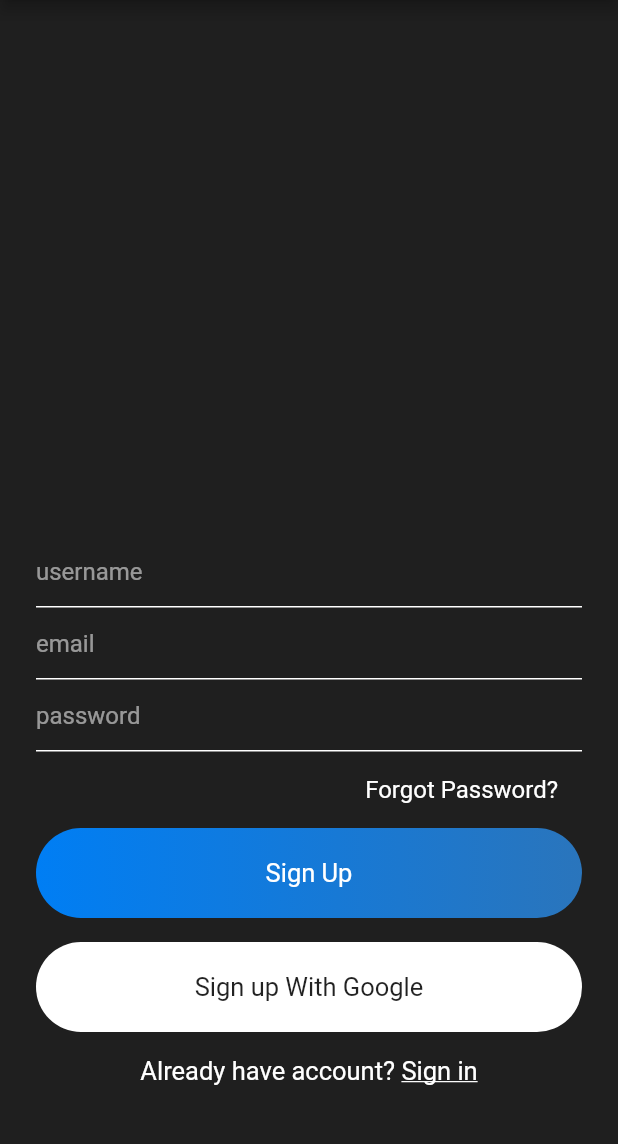
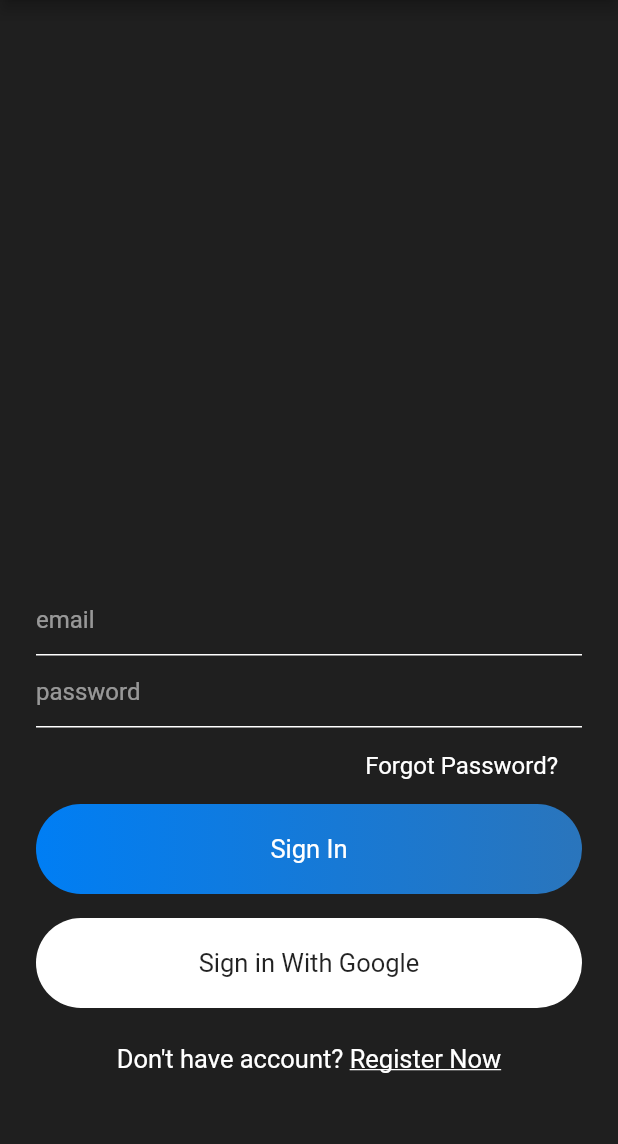
Before and after one commit to zarte13/android-apps, a Flutter app: the screen it shows after launch, on a phone screen of 412 x 824 dp, the part 84-1228 px from its top. Run offline on Flutter 3.47's test engine with Material 2 defaults, Android fonts, the phone set to English and light mode, and no system bars; our stand-ins replace cloud_firestore, firebase_auth, flutter_spinkit; missing offline and left inert: lipsum; accounts and stored records are empty.

Commit message:
4.0 finished signin and signup

```diff
--- /dev/null
+++ b/first_chat_app/lib/helper/authenticate.dart
@@ -0,0 +1,32 @@
+import 'package:first_chat_app/views/signin.dart';
+import 'package:first_chat_app/views/signup.dart';
+import 'package:flutter/material.dart';
+
+
+class Authenticate extends StatefulWidget {
+  @override
+  _AuthenticateState createState() => _AuthenticateState();
+}
+
+class _AuthenticateState extends State<Authenticate> {
+
+bool showSignIn = true;
+
+void toggleView(){
+  setState(() {
+    showSignIn = !showSignIn;
+  });
+}
+
+
+  @override
+  Widget build(BuildContext context) {
+    if(showSignIn){
+      return SignIn(toggleView);
+    }else{
+      return SignUp(toggleView);
+
+
+    }
+  }
+}
--- a/first_chat_app/lib/main.dart
+++ b/first_chat_app/lib/main.dart
@@ -1,5 +1,5 @@
 // import 'package:first_chat_app/views/signin.dart';
-import 'package:first_chat_app/views/signup.dart';
+import 'package:first_chat_app/helper/authenticate.dart';
 import 'package:flutter/material.dart';
 
 void main() {
@@ -24,7 +24,7 @@ class MyApp extends StatelessWidget {
 
         visualDensity: VisualDensity.adaptivePlatformDensity,
       ),
-      home: SignUp(),
+      home: Authenticate(),
     );
   }
 }
--- a/first_chat_app/lib/views/conversation_screen.dart
+++ b/first_chat_app/lib/views/conversation_screen.dart
@@ -1,12 +1,12 @@
 import 'package:flutter/material.dart';
 
 
-class ChatRoom extends StatefulWidget {
+class ConversationScreen extends StatefulWidget {
   @override
-  _ChatRoomState createState() => _ChatRoomState();
+  _ConversationScreenState createState() => _ConversationScreenState();
 }
 
-class _ChatRoomState extends State<ChatRoom> {
+class _ConversationScreenState extends State<ConversationScreen> {
   @override
   Widget build(BuildContext context) {
     return Container(
--- a/first_chat_app/lib/views/signin.dart
+++ b/first_chat_app/lib/views/signin.dart
@@ -1,23 +1,55 @@
+import 'package:first_chat_app/services/auth.dart';
+import 'package:first_chat_app/views/chatroom_screen.dart';
 import 'package:first_chat_app/widgets/widget.dart';
 import 'package:flutter/material.dart';
 
 
 class SignIn extends StatefulWidget {
+  final Function toggle;
+  SignIn(this.toggle);
   @override
   _SignInState createState() => _SignInState();
 }
 
 class _SignInState extends State<SignIn> {
 
+  bool isLoading = false;
+
+  final formKey = GlobalKey<FormState>();
+
+  AuthMethods authMethods = new AuthMethods();
+
   TextEditingController emailEditingController = new TextEditingController();
   TextEditingController passwordEditingController = new TextEditingController();
+
+  signMeIn(){
+    if(formKey.currentState.validate()){
+      setState(() {
+        isLoading = true;
+      });
+      authMethods.signInWithEmailAndPassword(emailEditingController.text, passwordEditingController.text).then((val){
+        print('$val');
+        Navigator.pushReplacement(context, MaterialPageRoute(builder: (context) => ChatRoom()));
+      });
+
+    }
+  }
 
 
   @override
   Widget build(BuildContext context) {
     return Scaffold(
-      appBar: appBarMain(context),
-      body: SingleChildScrollView(
+      appBar: appBarMain(context, true),
+
+      body: isLoading? Container(
+        child: Center(child: SizedBox(
+          width: 150,
+          height: 150,
+                  child: CircularProgressIndicator(
+            strokeWidth: 10,
+          ),
+        )),
+      ) :SingleChildScrollView(
 
         child: Container(
           alignment: Alignment.bottomCenter,
@@ -28,14 +60,29 @@ class _SignInState extends State<SignIn> {
               mainAxisSize: MainAxisSize.min,
               children: <Widget>[
 
-                TextField(
+                Form(
+                  key: formKey,
+                  child: Column(
+                    children: [
+                      TextFormField(
                         style: simpleTextStyle(16),
                         controller: emailEditingController,
-                  decoration: textFieldInputDecoration('email'),),
-                TextField(
+                        decoration: textFieldInputDecoration('email'),
+                        validator: (val){
+                          return RegExp(r"^[a-zA-Z0-9.a-zA-Z0-9.!#$%&'*+-/=?^_`{|}~]+@[a-zA-Z0-9]+\.[a-zA-Z]+").hasMatch(val) ?  null : 'Please provide a email address';
+                        },
+                        ),
+                      TextFormField(
                         style: simpleTextStyle(16),
                         decoration: textFieldInputDecoration('password'),
                         controller: passwordEditingController,
+                        obscureText: true,
+                        validator: (val){
+                                return val.length < 6 || val.contains(' ')? 'Please provide a valid password':null;
+                              },
+                      ),
+                    ],
+                  ),
                 ),
                 SizedBox(height: 8,),
                 Container(
@@ -46,7 +93,11 @@ class _SignInState extends State<SignIn> {
                   ),
                 ),
                 SizedBox(height: 8,),
-                Container(
+                GestureDetector(
+                  onTap: (){
+                    signMeIn();
+                  },
+                  child: Container(
                     alignment: Alignment.center,
                     width: MediaQuery.of(context).size.width,
                     padding: EdgeInsets.symmetric(vertical: 20),
@@ -60,6 +111,7 @@ class _SignInState extends State<SignIn> {
                       borderRadius: BorderRadius.circular(30),
                     ),
                     child: Text('Sign In', style: simpleTextStyle(17),),
+                  ),
                 ),
                 SizedBox(height: 16,),
                 Container(
@@ -85,14 +137,23 @@ class _SignInState extends State<SignIn> {
                       style: simpleTextStyle(17),
 
                     ),
-                    Text(
+                    GestureDetector(
+                      onTap: (){
+                        widget.toggle();
+                      },
+                        child: Padding(
+                          padding: const EdgeInsets.symmetric(vertical: 8.0),
+                          child: Text(
                           'Register Now',
+
                           style: TextStyle(
                             color: Colors.white,
                             fontSize: 17,
                             decoration: TextDecoration.underline,
                           ),
 
+                      ),
+                        ),
                     ),
                   ],
                 ),
--- a/first_chat_app/lib/widgets/widget.dart
+++ b/first_chat_app/lib/widgets/widget.dart
@@ -1,10 +1,10 @@
 import 'package:flutter/material.dart';
 
 
-Widget appBarMain(BuildContext context){
+Widget appBarMain(BuildContext context, bool center){
   return AppBar(
     title: Image.asset("assets/images/logo.png", height: 40),
-    centerTitle: true,
+    centerTitle: center,
 
   );
 }
```
Also changed, not shown: first_chat_app/lib/views/chatroom_screen.dart (+42 -0 lines), first_chat_app/lib/views/search.dart (added, +17 -0 lines), first_chat_app/lib/views/signup.dart (+8 -4 lines). Lines whose indentation alone changed are shown as unchanged.
